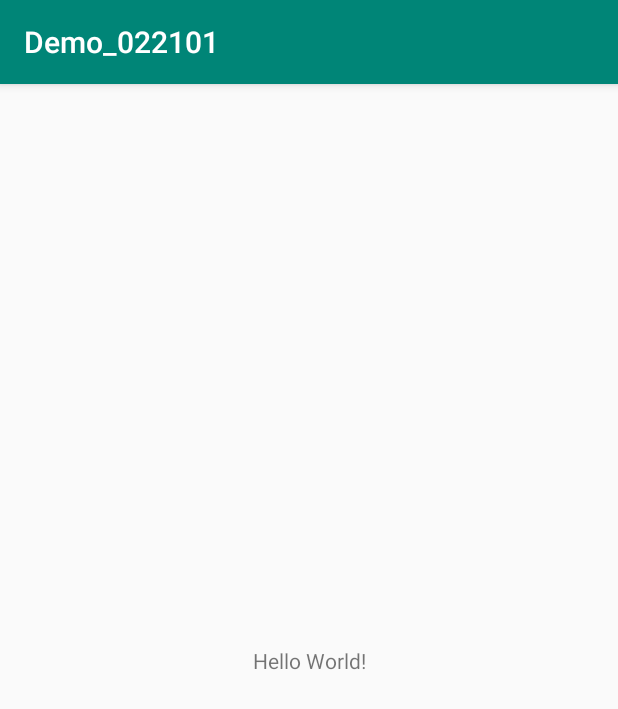
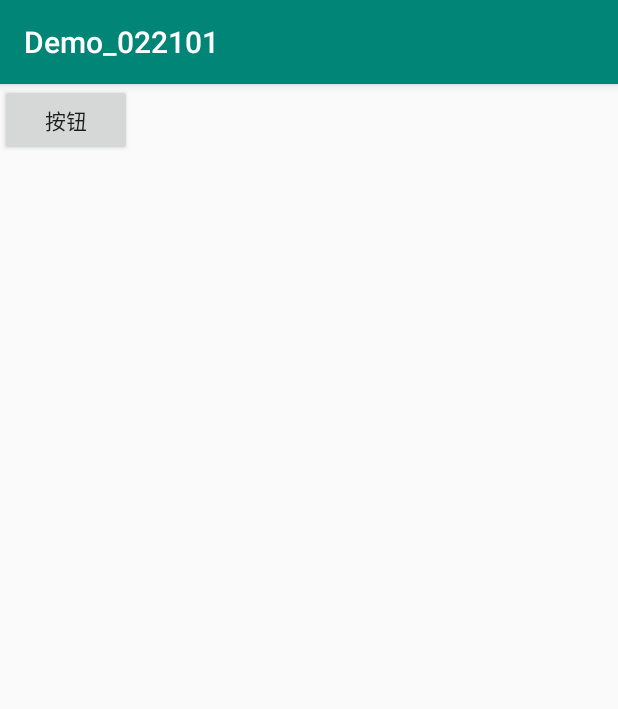
Before and after one commit to lccmyt/Demo_022101, an Android app: the screen it shows after launch (MainActivity), on a phone screen of 412 x 824 dp. Shown: the top 709 px of the screen. Run offline under Robolectric (Android 15) with nearby library versions, the phone set to English and light mode, and no system bars.

Commit message:
Update activity_main.xml

```diff
--- a/app/src/main/res/layout/activity_main.xml
+++ b/app/src/main/res/layout/activity_main.xml
@@ -6,13 +6,9 @@
     android:layout_height="match_parent"
     tools:context=".MainActivity">
 
-    <TextView
+    <Button
         android:layout_width="wrap_content"
-        android:layout_height="wrap_content"
-        android:text="Hello World!"
-        app:layout_constraintBottom_toBottomOf="parent"
-        app:layout_constraintLeft_toLeftOf="parent"
-        app:layout_constraintRight_toRightOf="parent"
-        app:layout_constraintTop_toTopOf="parent" />
+        android:text="按钮"
+        android:layout_height="wrap_content" />
 
 </androidx.constraintlayout.widget.ConstraintLayout>
```
